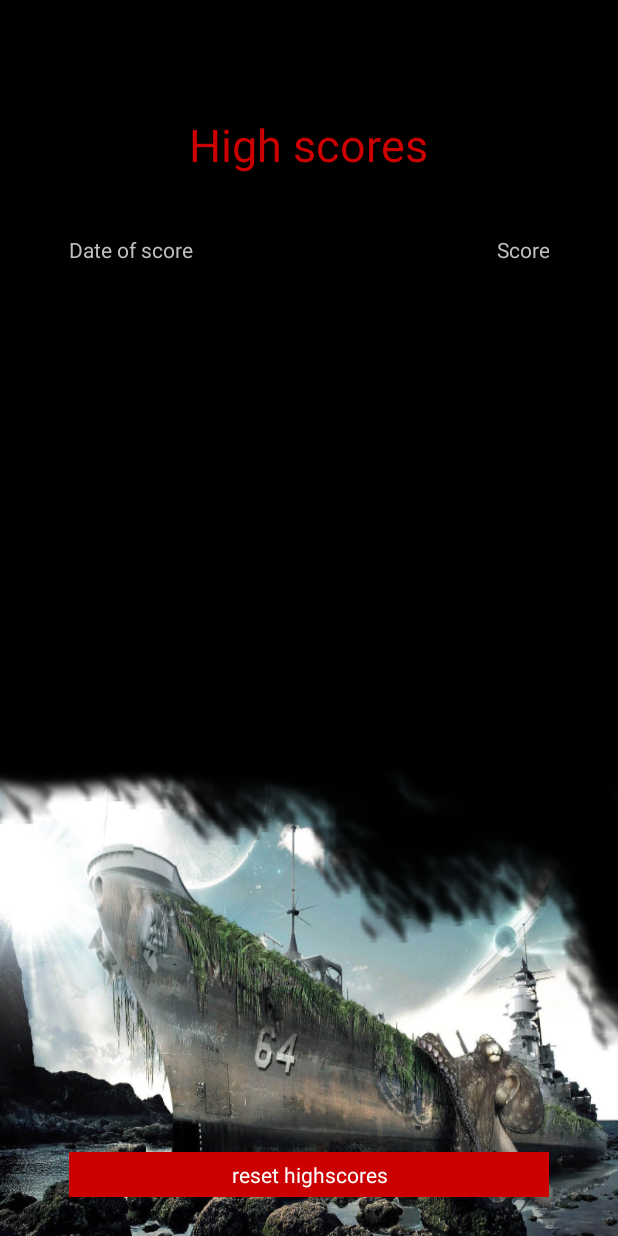
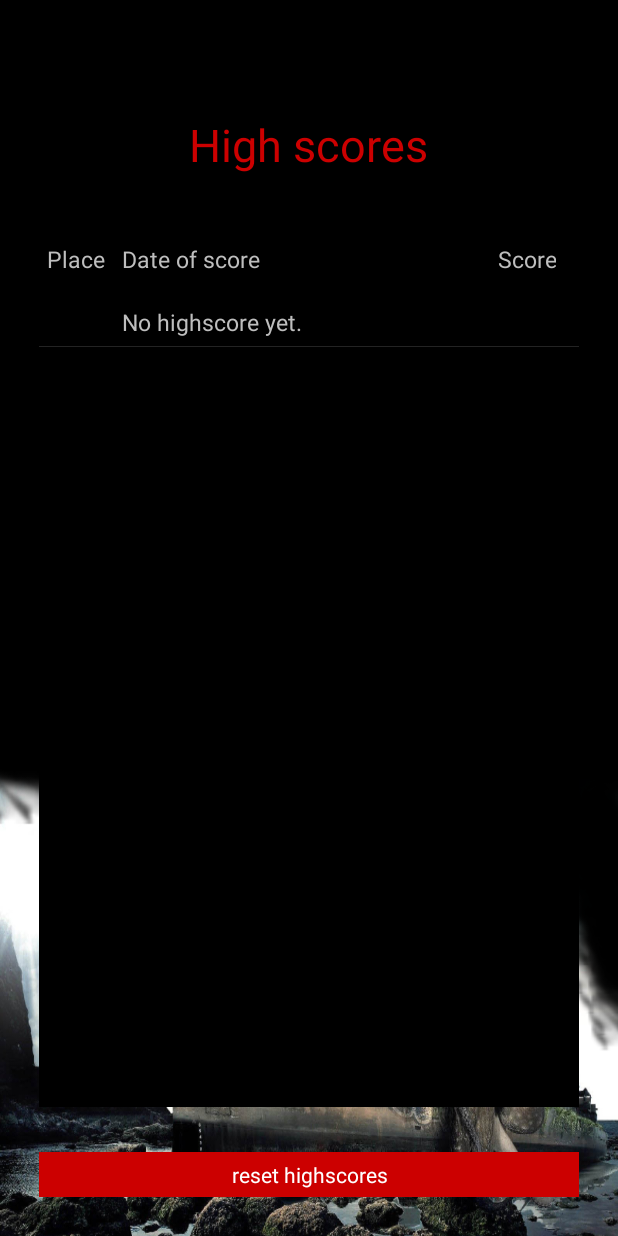
Before and after one commit to Floopy-Doo/Battleship, an Android app: the HighscoreActivity screen opened directly, with no data from a screen before it, on a phone screen of 412 x 824 dp. Run offline under Robolectric (Android 15) with nearby library versions, the phone set to English and light mode, and no system bars.

Commit message:
Fixed Layout of HighscoreActivity

```diff
--- a/app/src/main/java/ch/hslu/mpbro15/team10/battleship/activities/HighscoreActivity.java
+++ b/app/src/main/java/ch/hslu/mpbro15/team10/battleship/activities/HighscoreActivity.java
@@ -3,6 +3,7 @@ package ch.hslu.mpbro15.team10.battleship.activities;
 import android.app.Activity;
 import android.database.Cursor;
 import android.os.Bundle;
+import android.util.Log;
 import android.view.Menu;
 import android.view.MenuItem;
 import android.view.View;
@@ -49,30 +50,41 @@ public class HighscoreActivity extends Activity {
     }
 
     private void loadListViewData() {
+        final String FIELD_PLACE = "PLACE";
+
         DBHandler dbHandler = new DBHandler(this);
         dbHandler.open();
-
 
         List<Map<String, String>> scores = new ArrayList<>();
         Cursor cur = dbHandler.getAllHighscoresCursor();
         if (cur.moveToFirst()) {
+            int place = 0;
             do {
                 Map<String, String> item = new HashMap<>();
                 Date date = new Date();
                 date.setTime(cur.getLong(cur.getColumnIndex(DBHandler.TABLE_HIGHSCORE_COLUMN_DATE)));
 
+                item.put(FIELD_PLACE, (++place) + ".");
                 item.put(DBHandler.TABLE_HIGHSCORE_COLUMN_DATE,
                         new SimpleDateFormat("dd.MM.yyyy hh:mm:ss").format(date));
                 item.put(DBHandler.TABLE_HIGHSCORE_COLUMN_SCORE,
                         "" + cur.getInt(cur.getColumnIndex(DBHandler.TABLE_HIGHSCORE_COLUMN_SCORE)));
                 scores.add(item);
             } while (cur.moveToNext());
+            Log.d(this.getClass().getSimpleName(),
+                    "DB data found. Filled list with " + scores.size() + " entries");
+        } else {
+            Map<String, String> item = new HashMap<>();
+            item.put(DBHandler.TABLE_HIGHSCORE_COLUMN_DATE, "No highscore yet.");
+            item.put(DBHandler.TABLE_HIGHSCORE_COLUMN_SCORE, "");
+            scores.add(item);
+            Log.d(this.getClass().getSimpleName(), "DB empty. Displaying no data item.");
         }
 
 
-        String[] fields = {DBHandler.TABLE_HIGHSCORE_COLUMN_DATE,
+        String[] fields = {FIELD_PLACE, DBHandler.TABLE_HIGHSCORE_COLUMN_DATE,
                 DBHandler.TABLE_HIGHSCORE_COLUMN_SCORE};
-        int[] viewIds = {R.id.scoreDate, R.id.scorePoints};
+        int[] viewIds = {R.id.scorePlace, R.id.scoreDate, R.id.scorePoints};
         ListView lvHigscores = (ListView) findViewById(R.id.highscoreList);
         lvHigscores.setAdapter(new SimpleAdapter(
                 this
--- a/app/src/main/res/layout/activity_highscore.xml
+++ b/app/src/main/res/layout/activity_highscore.xml
@@ -11,13 +11,9 @@
 
     <TextView
         android:id="@+id/textView3"
-        android:layout_width="wrap_content"
-        android:layout_height="wrap_content"
-        android:layout_alignParentTop="true"
-        android:layout_centerHorizontal="true"
+        style="@style/GameTitle"
         android:layout_marginTop="60dp"
-        android:text="@string/title_activity_highscore"
-        android:theme="@style/GameTitle" />
+        android:text="@string/title_activity_highscore" />
 
     <LinearLayout
         android:layout_width="fill_parent"
@@ -25,41 +21,41 @@
         android:layout_below="@+id/textView3"
         android:layout_centerHorizontal="true"
         android:layout_marginBottom="30dp"
-        android:layout_marginLeft="30dp"
-        android:layout_marginRight="30dp"
-        android:layout_marginTop="40dp"
+        android:layout_marginLeft="10dp"
+        android:layout_marginRight="10dp"
+        android:layout_marginTop="0dp"
         android:orientation="vertical"
         android:layout_above="@+id/btnResetHighscores">
 
-        <RelativeLayout
+        <LinearLayout xmlns:android="http://schemas.android.com/apk/res/android"
             android:layout_width="fill_parent"
             android:layout_height="wrap_content"
-            android:paddingBottom="10dp">
+            android:gravity="right"
+            android:orientation="horizontal">
 
             <TextView
-                android:layout_width="match_parent"
-                android:layout_height="wrap_content"
-                android:layout_toLeftOf="@+id/scorePoints"
-                android:text="@string/highscore_header_date" />
+                android:id="@+id/scorePlace"
+                android:text="@string/highscore_header_place"
+                style="@style/highscore_item.place" />
 
             <TextView
-                android:layout_width="50dp"
-                android:layout_height="wrap_content"
-                android:layout_alignParentEnd="true"
-                android:layout_alignParentRight="false"
-                android:gravity="end"
-                android:textAlignment="textEnd"
-                android:text="@string/highscore_header_score" />
-        </RelativeLayout>
+                android:text="@string/highscore_header_date"
+                style="@style/highscore_item.date" />
+
+            <TextView
+                android:text="@string/highscore_header_score"
+                style="@style/highscore_item.score" />
+
+        </LinearLayout>
+
 
         <ListView
             android:id="@+id/highscoreList"
-            android:layout_width="wrap_content"
-            android:layout_height="wrap_content"
+            android:layout_width="fill_parent"
+            android:layout_height="fill_parent"
             android:background="@android:color/background_dark"
             android:headerDividersEnabled="true"
             android:nestedScrollingEnabled="true"
-            android:padding="1dp"
             android:paddingBottom="10dp"
             android:paddingTop="10dp"
             android:smoothScrollbar="true" />/>
@@ -69,8 +65,8 @@
         android:id="@+id/btnResetHighscores"
         style="@style/MainScreenButton"
         android:text="reset highscores"
-        android:layout_marginLeft="30dp"
-        android:layout_marginRight="30dp"
+        android:layout_marginLeft="10dp"
+        android:layout_marginRight="10dp"
         android:layout_alignParentBottom="true"
         android:layout_centerHorizontal="true" />
 </RelativeLayout>
--- a/app/src/main/res/layout/highscore_list_item.xml
+++ b/app/src/main/res/layout/highscore_list_item.xml
@@ -1,24 +1,23 @@
 <?xml version="1.0" encoding="utf-8"?>
-<RelativeLayout xmlns:android="http://schemas.android.com/apk/res/android"
-    android:layout_width="match_parent"
-    android:layout_height="match_parent"
-    android:orientation="vertical">
+<LinearLayout xmlns:android="http://schemas.android.com/apk/res/android"
+    android:layout_width="fill_parent"
+    android:layout_height="wrap_content"
+    android:gravity="right"
+    android:orientation="horizontal">
+
+    <TextView
+        android:id="@+id/scorePlace"
+        android:text="999."
+        style="@style/highscore_item.place" />
 
     <TextView
         android:id="@+id/scoreDate"
-        android:layout_width="match_parent"
-        android:layout_height="wrap_content"
-        android:layout_toLeftOf="@+id/scorePoints" />
+        android:text="asdfasdfasdf"
+        style="@style/highscore_item.date" />
 
     <TextView
+        android:text="200"
         android:id="@+id/scorePoints"
-        android:layout_width="50dp"
-        android:layout_height="wrap_content"
-        android:layout_alignParentEnd="true"
-        android:layout_alignParentRight="false"
-        android:paddingEnd="20dp"
-        android:paddingRight="20dp"
-        android:textAlignment="textEnd"
-        android:gravity="end" />
+        style="@style/highscore_item.score" />
 
-</RelativeLayout>
+</LinearLayout>
--- a/app/src/main/res/values/strings.xml
+++ b/app/src/main/res/values/strings.xml
@@ -62,4 +62,5 @@
     <string name="title_activity_multiplayer">MultiplayerActivity</string>
     <string name="highscore_header_date">Date of score</string>
     <string name="highscore_header_score">Score</string>
+    <string name="highscore_header_place">Place</string>
 </resources>
--- a/app/src/main/res/values/styles.xml
+++ b/app/src/main/res/values/styles.xml
@@ -231,6 +231,31 @@
         <item name="android:layout_marginTop">40dp</item>
     </style>
 
+    <style name="highscore_item">
+        <item name="android:padding">5dp</item>
+        <item name="android:textSize">15dp</item>
+    </style>
+
+    <style name="highscore_item.score">
+        <item name="android:layout_width">50dp</item>
+        <item name="android:layout_height">wrap_content</item>
+        <item name="android:layout_marginRight">10dp</item>
+        <item name="android:layout_marginEnd">10dp</item>
+        <item name="android:textAlignment">textEnd</item>
+        <item name="android:gravity">end</item>
+    </style>
+
+    <style name="highscore_item.date">
+        <item name="android:layout_width">fill_parent</item>
+        <item name="android:layout_height">wrap_content</item>
+    </style>
+
+    <style name="highscore_item.place">
+        <item name="android:layout_width">50dp</item>
+        <item name="android:layout_height">wrap_content</item>
+        <item name="android:layout_marginStart">60dp</item>
+        <item name="android:layout_marginLeft">60dp</item>
+    </style>
 
 
 </resources>
```
